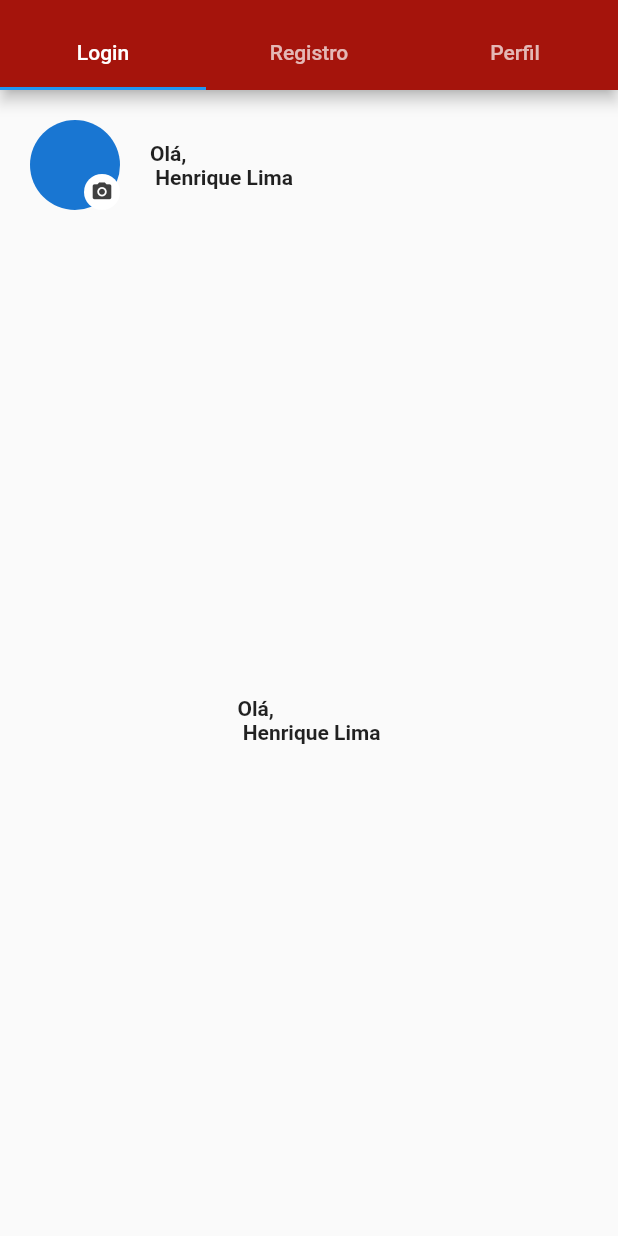
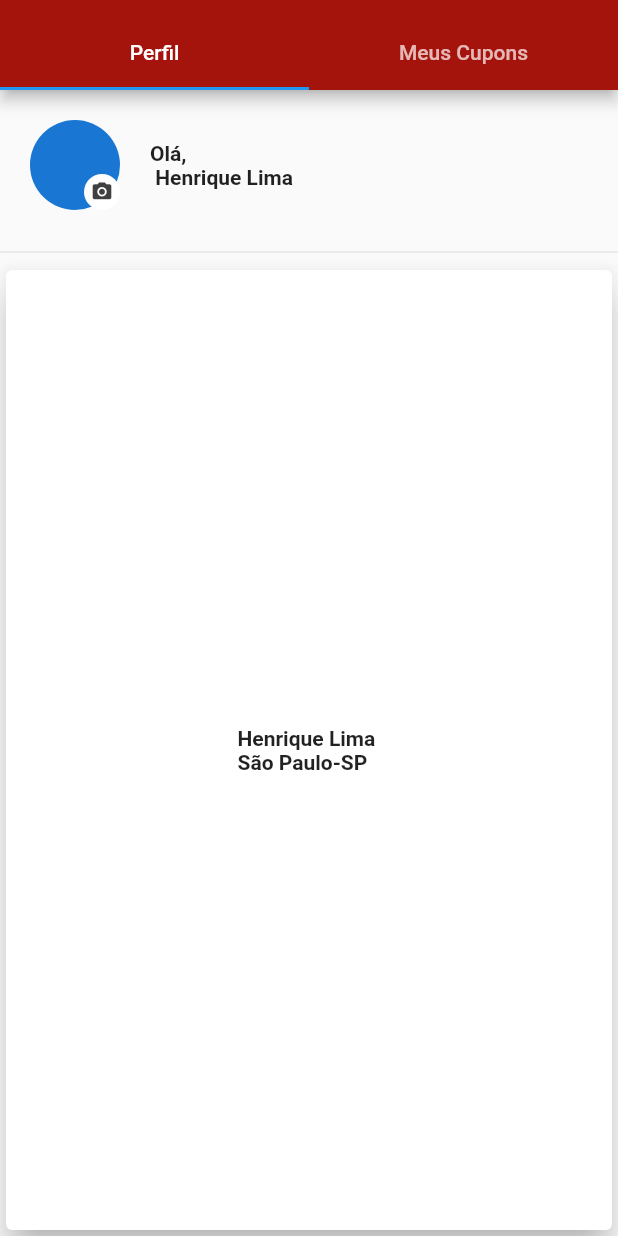
Before and after one commit to henriqdsvlima/vowcher_app_project, a Flutter app: the screen it shows after launch, on a phone screen of 412 x 824 dp. Run offline on Flutter 3.47's test engine with Material 2 defaults, Android fonts, the phone set to English and light mode, and no system bars.

Commit message:
novas implementações

```diff
--- a/lib/screens/navbar.dart
+++ b/lib/screens/navbar.dart
@@ -16,14 +16,11 @@ class NavBar extends StatelessWidget {
               bottom: TabBar(
                 tabs: [
                   Tab(
-                    text: 'Login',
+                    text: 'Perfil',
                   ),
                   Tab(
-                    text: 'Registro',
-                  ),
-                  Tab(
-                    text: 'Perfil',
-                  ),
+                    text: 'Meus Cupons',
+                  )
                 ],
               ),
             ),
--- a/lib/screens/profile.dart
+++ b/lib/screens/profile.dart
@@ -6,7 +6,9 @@ class VowcherProfile extends StatelessWidget {
   @override
   Widget build(BuildContext context) {
     return Scaffold(
-      body: Column(
+      body: Container(
+        width: double.infinity,
+        child: Column(
           children: [
             Container(
               child: Row(
@@ -38,17 +40,24 @@ class VowcherProfile extends StatelessWidget {
                 ],
               ),
             ),
-          Center(
-            widthFactor: 20.0,
+            Divider(),
+            Container(
+              child: Card(
+                elevation: 10,
+                child: Center(
                   heightFactor: 20.0,
                   child: Text(
-              'Olá,\n $_nomeUsuario',
+                    '$_nomeUsuario \nSão Paulo-SP',
                     style: TextStyle(
                       fontWeight: FontWeight.bold,
                     ),
                   ),
                 ),
+              ),
+            ),
+            Divider(),
           ],
+        ),
       ),
     );
   }
```
Lines whose indentation alone changed are shown as unchanged.
